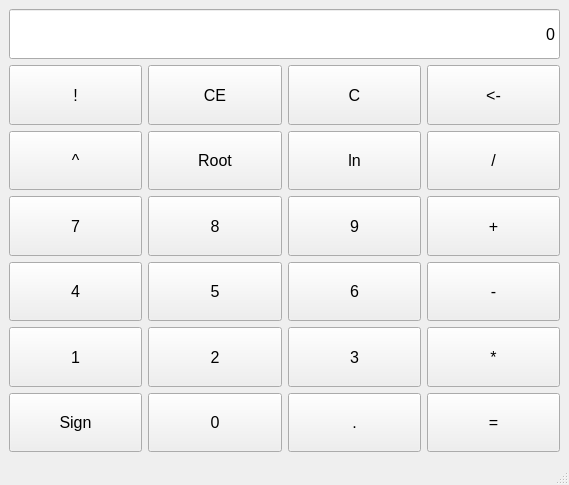
Above: src/calc.ui from actisPRO/IVS before the change. Below: the same form after it.
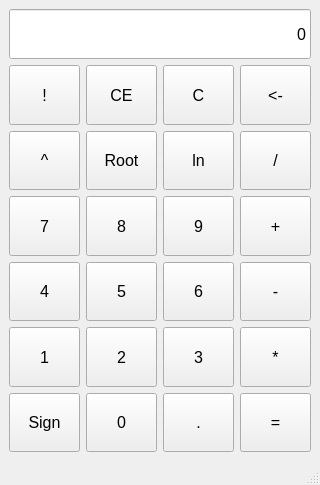
That is the form after the change.

Commit message: CE implementation

The edit to the form file:
```diff
--- a/src/calc.ui
+++ b/src/calc.ui
@@ -6,10 +6,16 @@
    <rect>
     <x>0</x>
     <y>0</y>
-    <width>569</width>
+    <width>320</width>
     <height>485</height>
    </rect>
   </property>
+  <property name="minimumSize">
+   <size>
+    <width>320</width>
+    <height>0</height>
+   </size>
+  </property>
   <property name="maximumSize">
    <size>
     <width>750</width>
```
Left out of the diff: 5 changed lines with no effect on the pictures. The commit also changes 1 other file.
